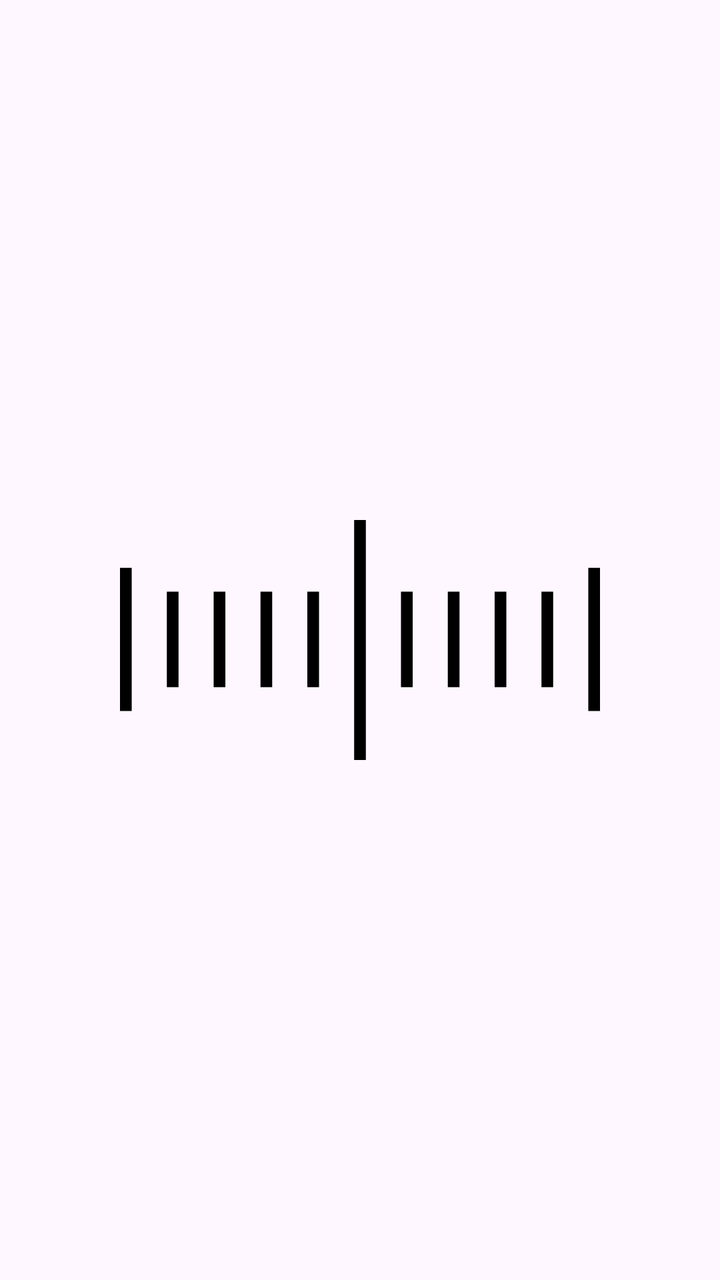
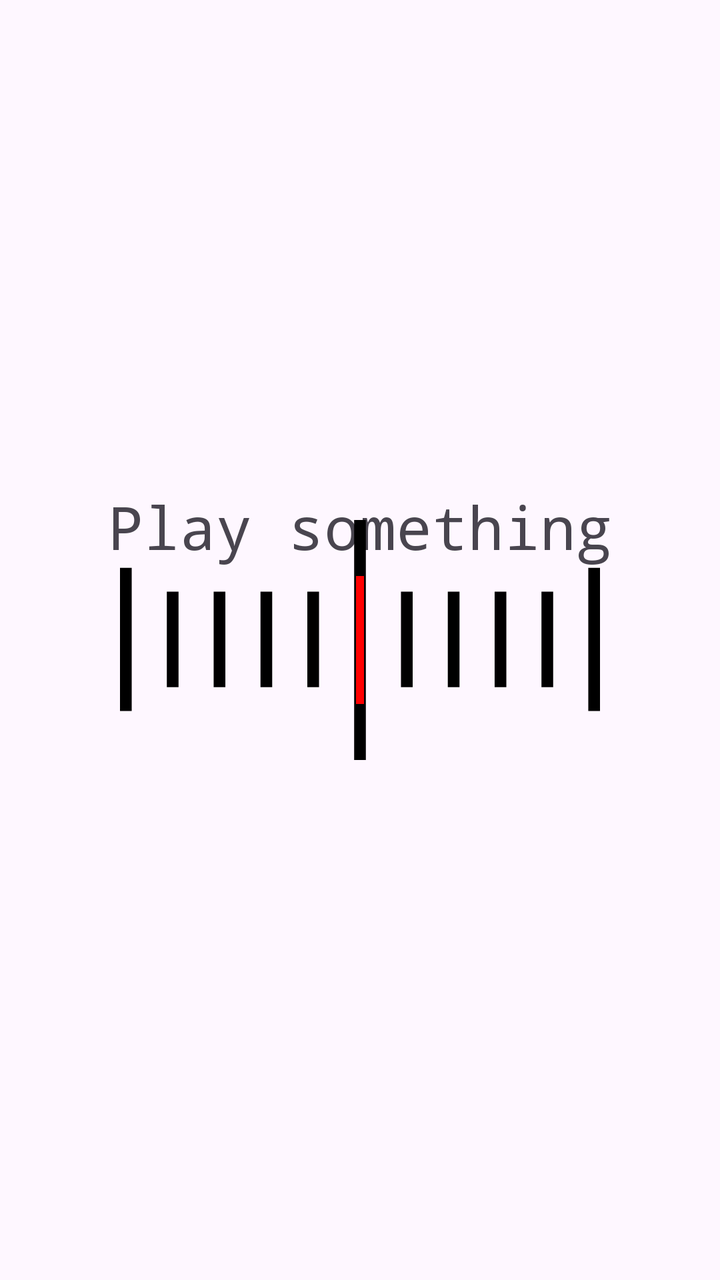

Two renders of the same Android screen: before a commit and after it. Below are the layout's source before the change and the commit's diff.
<!-- AndroidManifest.xml: application theme Theme.AuroraTuner -->
<!-- res/layout/fragment_tuner.xml -->
<?xml version="1.0" encoding="utf-8"?>
<androidx.constraintlayout.widget.ConstraintLayout xmlns:android="http://schemas.android.com/apk/res/android"
    xmlns:app="http://schemas.android.com/apk/res-auto"
    xmlns:tools="http://schemas.android.com/tools"
    android:layout_width="match_parent"
    android:layout_height="match_parent"
    tools:context=".TunerFragment">

    

    <TextView
        android:id="@+id/note_text"
        android:layout_width="wrap_content"
        android:layout_height="wrap_content"
        android:layout_marginTop="243dp"
        android:layout_marginBottom="23dp"
        android:fontFamily="monospace"
        android:maxLines="1"
        android:text="@string/note_text_placeholder"
        android:textAlignment="center"
        android:textSize="30sp"
        app:layout_constraintBottom_toTopOf="@+id/cardView"
        app:layout_constraintEnd_toEndOf="parent"
        app:layout_constraintStart_toStartOf="parent"
        app:layout_constraintTop_toTopOf="parent" />

    <TextView
        android:id="@+id/delta_text"
        android:layout_width="wrap_content"
        android:layout_height="wrap_content"
        android:fontFamily="monospace"
        android:textAlignment="center"
        android:textSize="30sp"
        app:layout_constraintBottom_toBottomOf="parent"
        app:layout_constraintEnd_toEndOf="parent"
        app:layout_constraintHorizontal_bias="0.498"
        app:layout_constraintStart_toStartOf="parent"
        app:layout_constraintTop_toTopOf="parent"
        app:layout_constraintVertical_bias="0.649" />

    <androidx.cardview.widget.CardView
        android:id="@+id/cardView"
        android:layout_width="wrap_content"
        android:layout_height="wrap_content"
        android:backgroundTint="@color/transparent"
        app:cardElevation="0dp"
        app:layout_constraintBottom_toBottomOf="parent"
        app:layout_constraintEnd_toEndOf="parent"
        app:layout_constraintStart_toStartOf="parent"
        app:layout_constraintTop_toTopOf="parent">

        <ImageView
            android:id="@+id/measure"
            android:layout_width="300dp"
            android:layout_height="120dp"
            android:src="@drawable/measure" />
    </androidx.cardview.widget.CardView>

</androidx.constraintlayout.widget.ConstraintLayout>
<!-- resources referenced by this layout -->
<resources>
  <color name="transparent">#000000FF</color>
  <!-- drawable measure (drawable) -->
  <vector xmlns:android="http://schemas.android.com/apk/res/android"
      android:width="200dp"
      android:height="100dp"
      android:viewportWidth="410"
      android:viewportHeight="201">
      <path
          android:fillColor="@color/measureColor"
          android:name="Rectangle 1"
          android:pathData="m200 0h10v201h-10v-201z" />
      <path
          android:fillColor="@color/measureColor"
          android:name="Rectangle 2"
          android:pathData="m240 60h10v80h-10v-80z" />
      <path
          android:fillColor="@color/measureColor"
          android:name="Rectangle 3"
          android:pathData="m280 60h10v80h-10v-80z" />
      <path
          android:fillColor="@color/measureColor"
          android:name="Rectangle 4"
          android:pathData="m320 60h10v80h-10v-80z" />
      <path
          android:fillColor="@color/measureColor"
          android:name="Rectangle 5"
          android:pathData="m360 60h10v80h-10v-80z" />
      <path
          android:fillColor="@color/measureColor"
          android:name="Rectangle 6"
          android:pathData="m400 40h10v120h-10v-120z" />
      <path
          android:fillColor="@color/measureColor"
          android:name="Rectangle 7"
          android:pathData="m160 60h10v80h-10v-80z" />
      <path
          android:fillColor="@color/measureColor"
          android:name="Rectangle 8"
          android:pathData="m40 60h10v80h-10v-80z" />
      <path
          android:fillColor="@color/measureColor"
          android:name="Rectangle 9"
          android:pathData="m80 60h10v80h-10v-80z" />
      <path
          android:fillColor="@color/measureColor"
          android:name="Rectangle 10"
          android:pathData="m120 60h10v80h-10v-80z" />
      <path
          android:fillColor="@color/measureColor"
          android:name="Rectangle 11"
          android:pathData="m0 40h10v120h-10v-120z" />
  </vector>
  <string name="note_text_placeholder">Play something</string>
  <style name="Theme.AuroraTuner" parent="Base.Theme.AuroraTuner" />
  <color name="measureColor">@color/black</color>
  <style name="Base.Theme.AuroraTuner" parent="Theme.Material3.DayNight.NoActionBar">
          
          
          <item name="android:navigationBarColor">@color/white</item>
          <item name="colorPrimaryDark">@color/white</item>
      </style>
  <color name="black">#FF000000</color>
  <color name="white">#FFFFFFFF</color>
</resources>

<!-- the commit's change to res/layout/fragment_tuner.xml (unified diff, before → after) -->
@@ -13,13 +13,11 @@
         android:layout_width="wrap_content"
         android:layout_height="wrap_content"
         android:layout_marginTop="243dp"
-        android:layout_marginBottom="23dp"
         android:fontFamily="monospace"
         android:maxLines="1"
         android:text="@string/note_text_placeholder"
         android:textAlignment="center"
         android:textSize="30sp"
-        app:layout_constraintBottom_toTopOf="@+id/cardView"
         app:layout_constraintEnd_toEndOf="parent"
         app:layout_constraintStart_toStartOf="parent"
         app:layout_constraintTop_toTopOf="parent" />
@@ -38,22 +36,24 @@
         app:layout_constraintTop_toTopOf="parent"
         app:layout_constraintVertical_bias="0.649" />
 
-    <androidx.cardview.widget.CardView
-        android:id="@+id/cardView"
-        android:layout_width="wrap_content"
-        android:layout_height="wrap_content"
-        android:backgroundTint="@color/transparent"
-        app:cardElevation="0dp"
+    <ImageView
+        android:id="@+id/measure"
+        android:layout_width="300dp"
+        android:layout_height="120dp"
+        android:src="@drawable/measure"
         app:layout_constraintBottom_toBottomOf="parent"
         app:layout_constraintEnd_toEndOf="parent"
         app:layout_constraintStart_toStartOf="parent"
-        app:layout_constraintTop_toTopOf="parent">
+        app:layout_constraintTop_toTopOf="parent" />
 
-        <ImageView
-            android:id="@+id/measure"
-            android:layout_width="300dp"
-            android:layout_height="120dp"
-            android:src="@drawable/measure" />
-    </androidx.cardview.widget.CardView>
+    <ImageView
+        android:id="@+id/measure_line"
+        android:layout_width="4dp"
+        android:layout_height="120dp"
+        android:src="@drawable/measure_line"
+        app:layout_constraintBottom_toBottomOf="parent"
+        app:layout_constraintEnd_toEndOf="@+id/measure"
+        app:layout_constraintStart_toStartOf="@+id/measure"
+        app:layout_constraintTop_toTopOf="parent" />
 
 </androidx.constraintlayout.widget.ConstraintLayout>
<!-- resource entries referenced after the edit -->
@@ -1,6 +1,5 @@
 <!-- resources referenced by this layout -->
 <resources>
-  <color name="transparent">#000000FF</color>
   <!-- drawable measure (drawable) -->
   <vector xmlns:android="http://schemas.android.com/apk/res/android"
       android:width="200dp"
@@ -52,9 +51,21 @@
           android:name="Rectangle 11"
           android:pathData="m0 40h10v120h-10v-120z" />
   </vector>
+  <!-- drawable measure_line (drawable) -->
+  <vector xmlns:android="http://schemas.android.com/apk/res/android"
+      android:width="5dp"
+      android:height="80dp"
+      android:viewportWidth="5"
+      android:viewportHeight="80">
+      <path
+          android:fillColor="@color/measureLineColorDefault"
+          android:name="Rectangle 1"
+          android:pathData="m0 0h5v80h-5v-80z" />
+  </vector>
   <string name="note_text_placeholder">Play something</string>
   <style name="Theme.AuroraTuner" parent="Base.Theme.AuroraTuner" />
   <color name="measureColor">@color/black</color>
+  <color name="measureLineColorDefault">#FF0000</color>
   <style name="Base.Theme.AuroraTuner" parent="Theme.Material3.DayNight.NoActionBar">
           
           
